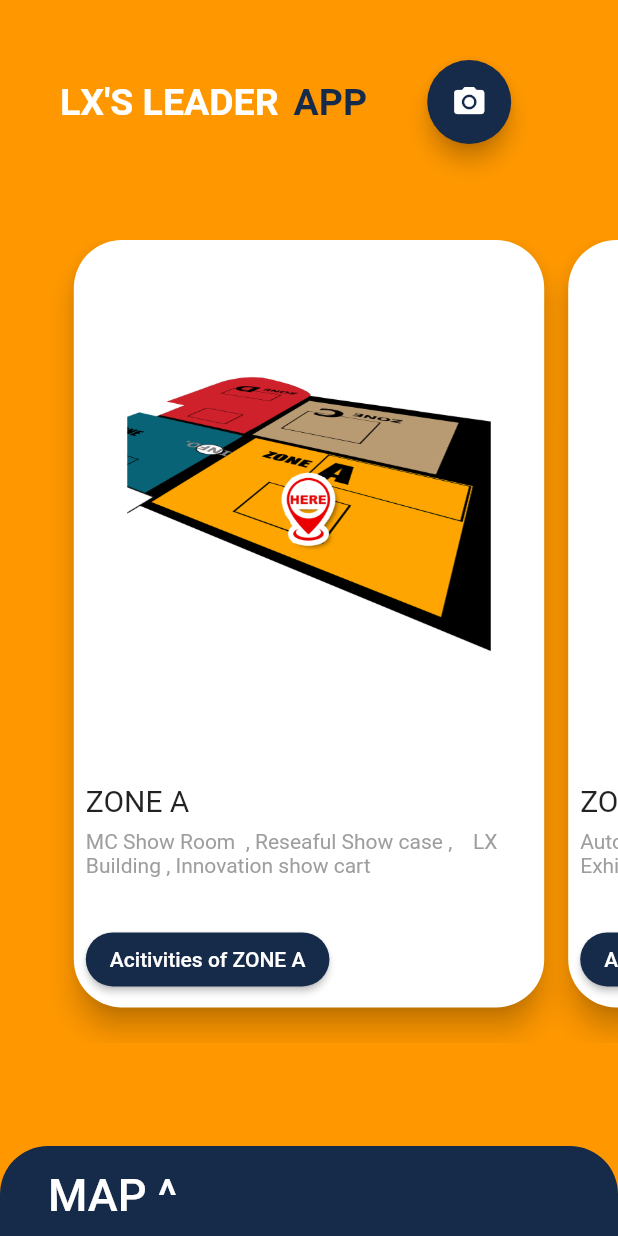
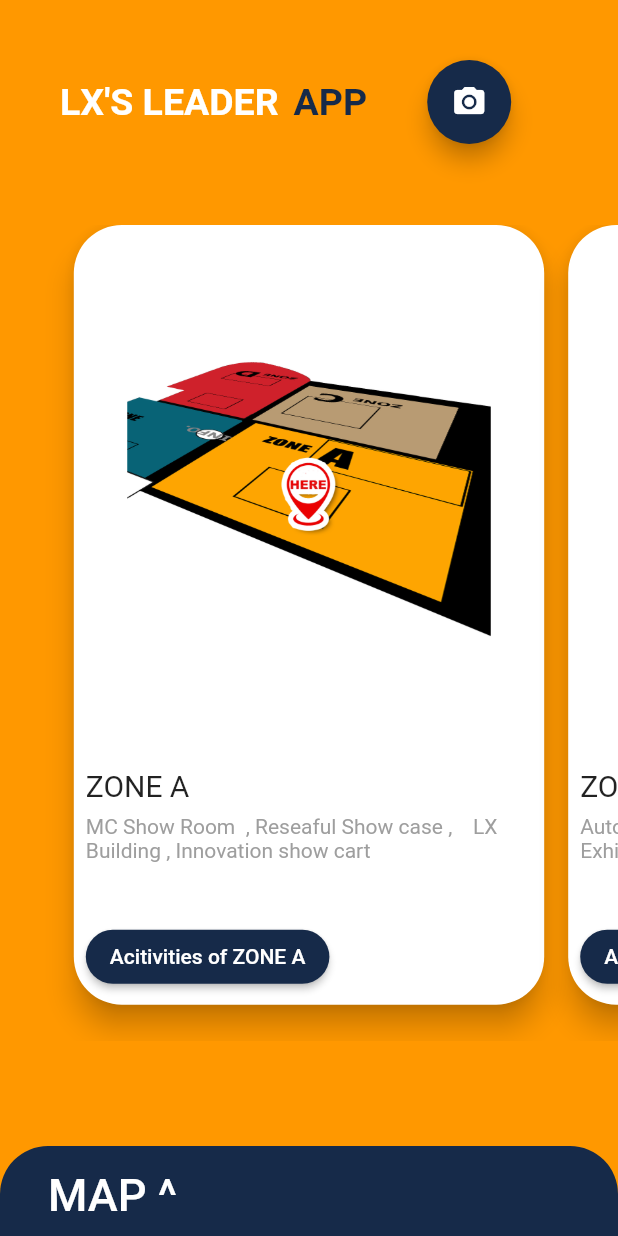
Before and after one commit to vorawut2000/LXleader, a Flutter app: the screen it shows after launch, on a phone screen of 412 x 824 dp. Run offline on Flutter 3.47's test engine with Material 2 defaults, Android fonts, the light colour scheme and no system bars; our stand-ins replace image_gallery_saver, image_picker, page_transition; missing offline and left inert: qrscan; Roboto replaces fonts that are missing (Hibition RED ZONE); project files that could hold a hidden picture were left out.

Commit message:
แก้รูป
แก้ขนาดรูป

```diff
--- a/lib/widget/MapPage/NewMapPage.dart
+++ b/lib/widget/MapPage/NewMapPage.dart
@@ -33,7 +33,7 @@ class _NewMapPageState extends State<NewMapPage> {
                 Header(),
                 SizedBox(height: 20),
                 Tabs(),
-                SizedBox(height: 20),
+                SizedBox(height: 10),
 
                 sliding(),
               ],
--- a/lib/widget/MapPage/sliding.dart
+++ b/lib/widget/MapPage/sliding.dart
@@ -33,7 +33,7 @@ class _slidingState extends State<sliding> {
   @override
   Widget build(BuildContext context) {
     return SizedBox(
-      height: MediaQuery.of(context).size.height * 0.65,
+      height: MediaQuery.of(context).size.height * 0.66,
 
       child: PageView(
         controller: pageController,
--- a/lib/widget/splashPage.dart
+++ b/lib/widget/splashPage.dart
@@ -25,12 +25,12 @@ class _SplashScreenState extends State<SplashScreen> {
         mainAxisAlignment: MainAxisAlignment.center,
         children: <Widget>[
           Padding(
-            padding: EdgeInsets.only(top: 20),
+            padding: EdgeInsets.only(top: 10),
             child: Column(
               mainAxisAlignment: MainAxisAlignment.center,
               children: <Widget>[
-                Image.asset('assets/images/Logo.png'),
-                Image.asset('assets/images/Name.png',width: 300.0,),
+                Image.asset('assets/images/Logo.png', width: 250,),
+                Image.asset('assets/images/Name.png',width: 250.0,),
               ],),
           ),
           SizedBox(height: 0,),
```
Also changed, not shown: assets/images/Logo.png, assets/images/LogoName.png.
